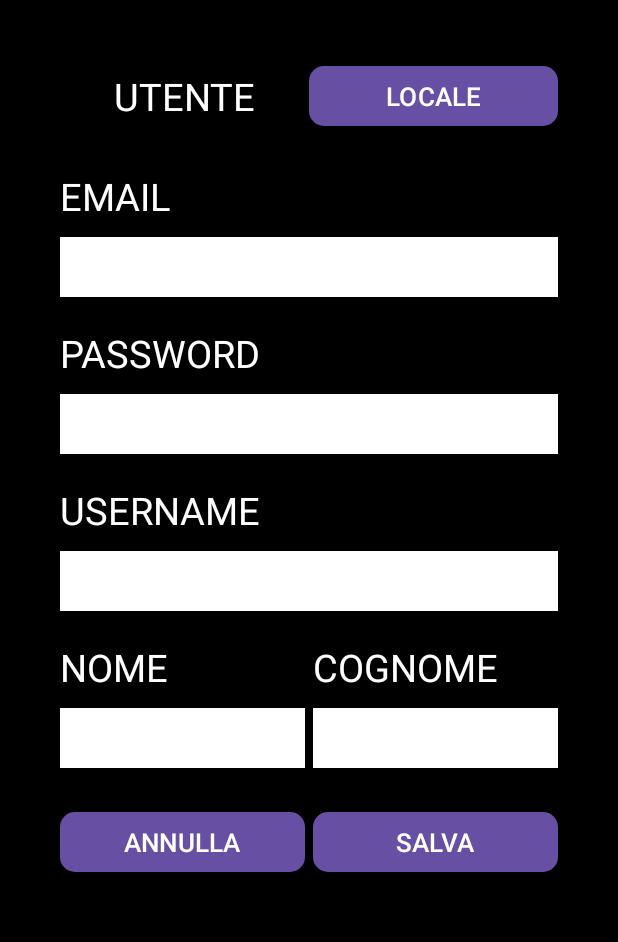
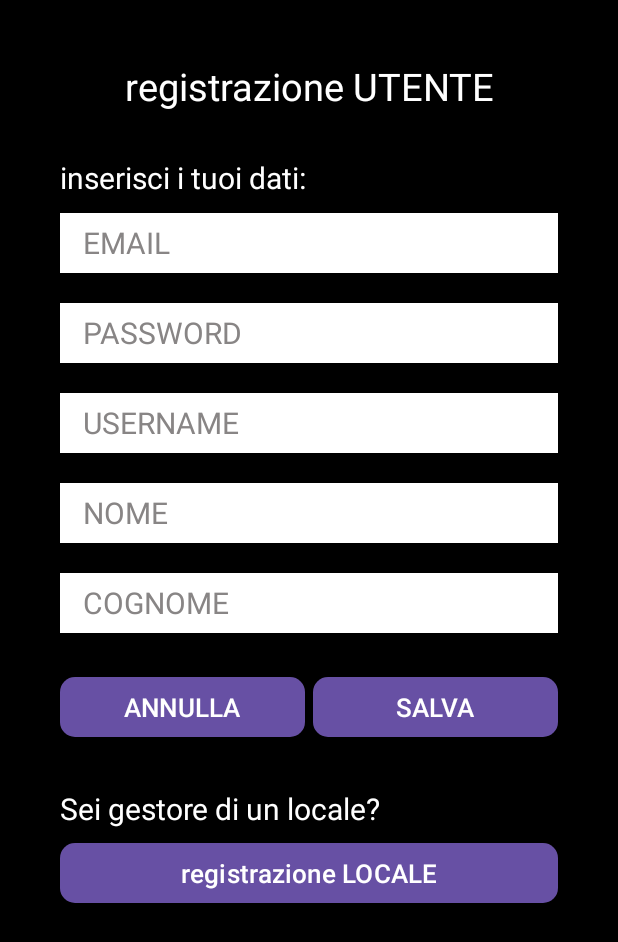
Before and after one commit to luciaburzacca/Mapty, an Android app: the screen it shows after launch (MainActivity), after a tap on "REGISTRATI", on a phone screen of 412 x 824 dp. Shown: the top 942 px of the screen. Run offline under Robolectric (Android 15) with nearby library versions, the phone set to English and light mode, and no system bars; our stand-ins replace Firebase (no records; nobody signed in at launch, a user with empty details on screens opened directly).

Commit message:
modifiche a fragment di registrazione

```diff
--- a/app/src/main/res/layout/activity_main.xml
+++ b/app/src/main/res/layout/activity_main.xml
@@ -72,9 +72,12 @@
             android:id="@+id/editTextEmail"
             android:layout_width="match_parent"
             android:layout_height="40dp"
+            android:layout_marginTop="10dp"
             android:background="@color/white"
-            android:layout_marginTop="10sp"
             android:ems="10"
+            android:textColor="@color/black"
+            android:textSize="20dp"
+            android:paddingStart="15dp"
             android:inputType="textEmailAddress"
             />
 
@@ -94,8 +97,11 @@
             android:layout_height="40dp"
             android:background="@color/white"
             android:ems="10"
+            android:textSize="20dp"
+            android:paddingStart="15dp"
+            android:textColor="@color/black"
             android:inputType="textPassword"
-            android:layout_marginTop="10sp"
+            android:layout_marginTop="10dp"
             />
 
         <Button
--- a/app/src/main/res/layout/fragment_registrazione_utente.xml
+++ b/app/src/main/res/layout/fragment_registrazione_utente.xml
@@ -1,178 +1,115 @@
 <?xml version="1.0" encoding="utf-8"?>
 <FrameLayout xmlns:android="http://schemas.android.com/apk/res/android"
+    xmlns:app="http://schemas.android.com/apk/res-auto"
     xmlns:tools="http://schemas.android.com/tools"
     android:layout_width="match_parent"
     android:layout_height="match_parent"
-    xmlns:app="http://schemas.android.com/apk/res-auto"
-    tools:context=".RegistrazioneUtenteFragment"
-    android:background="@color/black">
+    android:background="@color/black"
+    tools:context=".RegistrazioneUtenteFragment">
 
     <LinearLayout
         android:layout_width="match_parent"
         android:layout_height="match_parent"
-        android:orientation="vertical"
+        android:layout_marginStart="40dp"
         android:layout_marginTop="40dp"
-        android:layout_marginStart="40dp"
-        android:layout_marginEnd="40dp">
+        android:layout_marginEnd="40dp"
+        android:orientation="vertical">
 
-        <LinearLayout
-            android:layout_width="match_parent"
-            android:layout_height="wrap_content"
-            android:orientation="horizontal">
 
         <TextView
             android:id="@+id/textView"
             android:layout_width="match_parent"
-                android:layout_height="match_parent"
-                android:layout_weight="1"
+            android:layout_height="wrap_content"
             android:gravity="center"
             android:text="@string/utente"
             android:textColor="@color/white"
             android:textSize="25dp" />
 
-            <Button
-                android:id="@+id/buttonGoRegistrazioneLocale"
+        <TextView
+            android:id="@+id/textView2"
             android:layout_width="match_parent"
-                android:layout_height="match_parent"
-                android:layout_weight="1"
-                android:text="@string/locale"
-                android:textSize="17sp"
-                app:cornerRadius="10dp"/>
-
-        </LinearLayout>
-
-        <TextView
-            android:layout_width="wrap_content"
             android:layout_height="wrap_content"
-            android:layout_marginTop="25sp"
-            android:text="@string/email"
-            android:layout_gravity="left"
-            android:textAlignment="gravity"
+            android:layout_marginTop="30dp"
+            android:text="inserisci i tuoi dati:"
             android:textColor="@color/white"
-            android:textSize="25sp" />
+            android:textSize="20dp" />
 
         <EditText
             android:id="@+id/editTextEmailUtente"
             android:layout_width="match_parent"
             android:layout_height="40dp"
+            android:layout_marginTop="10dp"
             android:background="@color/white"
-            android:layout_marginTop="10sp"
             android:ems="10"
+            android:hint="EMAIL"
             android:inputType="textEmailAddress"
-            android:textSize="20sp"
-            />
-
-        <TextView
-            android:layout_width="match_parent"
-            android:layout_height="wrap_content"
-            android:text="@string/password"
-            android:textColor="@color/white"
-            android:textSize="25sp"
-            android:layout_marginTop="20sp"
-            />
+            android:paddingStart="15dp"
+            android:textColor="@color/black"
+            android:textColorHint="@color/dark_gray"
+            android:textSize="20sp" />
 
         <EditText
             android:id="@+id/editTextPassUtente"
             android:layout_width="match_parent"
             android:layout_height="40dp"
+            android:layout_marginTop="20dp"
             android:background="@color/white"
-            android:layout_marginTop="10sp"
             android:ems="10"
+            android:hint="PASSWORD"
             android:inputType="textEmailAddress"
-            android:textSize="20sp"
-            />
-
-        <TextView
-            android:layout_width="wrap_content"
-            android:layout_height="wrap_content"
-            android:text="USERNAME"
-            android:layout_gravity="left"
-            android:textAlignment="gravity"
-            android:textColor="@color/white"
-            android:textSize="25sp"
-            android:layout_marginTop="20sp"/>
+            android:paddingStart="15dp"
+            android:textColor="@color/black"
+            android:textColorHint="@color/dark_gray"
+            android:textSize="20sp" />
 
         <EditText
             android:id="@+id/editTextUsername"
             android:layout_width="match_parent"
             android:layout_height="40dp"
+            android:layout_marginTop="20dp"
+            android:background="@color/white"
             android:ems="10"
-            android:inputType="text"
-            android:background="@color/white"
-            android:layout_marginTop="10sp"/>
+            android:hint="USERNAME"
+            android:inputType="textEmailAddress"
+            android:paddingStart="15dp"
+            android:textColor="@color/black"
+            android:textColorHint="@color/dark_gray"
+            android:textSize="20sp" />
 
-        <LinearLayout
-            android:layout_width="match_parent"
-            android:layout_height="wrap_content"
-            android:orientation="horizontal">
-
-            <LinearLayout
-                android:layout_width="match_parent"
-                android:layout_height="wrap_content"
-                android:orientation="vertical"
-                android:layout_weight="1">
-
-                <TextView
-                    android:layout_width="wrap_content"
-                    android:layout_height="wrap_content"
-                    android:text="NOME"
-                    android:layout_gravity="left"
-                    android:textAlignment="gravity"
-                    android:textColor="@color/white"
-                    android:textSize="25sp"
-                    android:layout_marginTop="20sp"/>
 
         <EditText
             android:id="@+id/editTextNomeUtente"
             android:layout_width="match_parent"
             android:layout_height="40dp"
+            android:layout_marginTop="20dp"
+            android:background="@color/white"
             android:ems="10"
-                    android:inputType="text"
-                    android:background="@color/white"
-                    android:layout_marginTop="10sp"
-                    />
-
-            </LinearLayout>
-
-            <Space
-                android:layout_width="5dp"
-                android:layout_height="5dp" />
-
-            <LinearLayout
-                android:layout_width="match_parent"
-                android:layout_height="wrap_content"
-                android:orientation="vertical"
-                android:layout_weight="1">
-
-                <TextView
-                    android:layout_width="wrap_content"
-                    android:layout_height="wrap_content"
-                    android:text="COGNOME"
-                    android:layout_gravity="left"
-                    android:textAlignment="gravity"
-                    android:textColor="@color/white"
-                    android:textSize="25sp"
-                    android:layout_marginTop="20sp"/>
+            android:hint="NOME"
+            android:inputType="textEmailAddress"
+            android:paddingStart="15dp"
+            android:textColor="@color/black"
+            android:textColorHint="@color/dark_gray"
+            android:textSize="20sp" />
 
         <EditText
             android:id="@+id/editTextCognomeUtente"
             android:layout_width="match_parent"
             android:layout_height="40dp"
+            android:layout_marginTop="20dp"
+            android:background="@color/white"
             android:ems="10"
-                    android:inputType="text"
-                    android:background="@color/white"
-                    android:layout_marginTop="10sp"
-                    />
-
-            </LinearLayout>
-
-        </LinearLayout>
+            android:hint="COGNOME"
+            android:inputType="textEmailAddress"
+            android:paddingStart="15dp"
+            android:textColor="@color/black"
+            android:textColorHint="@color/dark_gray"
+            android:textSize="20sp" />
 
         <LinearLayout
             android:layout_width="match_parent"
             android:layout_height="wrap_content"
-            android:orientation="horizontal"
-            android:layout_marginTop="25dp">
+            android:layout_marginTop="25dp"
+            android:orientation="horizontal">
 
             <Button
                 android:id="@+id/buttonAnnullaUtente"
@@ -181,7 +118,7 @@
                 android:layout_weight="1"
                 android:text="ANNULLA"
                 android:textSize="17sp"
-                app:cornerRadius="10dp"/>
+                app:cornerRadius="10dp" />
 
             <Space
                 android:layout_width="5dp"
@@ -194,9 +131,26 @@
                 android:layout_weight="1"
                 android:text="SALVA"
                 android:textSize="17sp"
-                app:cornerRadius="10dp"/>
+                app:cornerRadius="10dp" />
         </LinearLayout>
 
+        <TextView
+            android:id="@+id/textView3"
+            android:layout_width="match_parent"
+            android:layout_height="wrap_content"
+            android:layout_marginTop="30dp"
+            android:text="Sei gestore di un locale?"
+            android:textColor="@color/white"
+            android:textSize="20dp" />
+        <Button
+            android:id="@+id/buttonGoRegistrazioneLocale"
+            android:layout_width="match_parent"
+            android:layout_height="wrap_content"
+            android:layout_marginTop="5dp"
+            android:text="@string/locale"
+            android:textSize="17sp"
+            app:cornerRadius="10dp" />
     </LinearLayout>
 
+
 </FrameLayout>
--- a/app/src/main/res/values/strings.xml
+++ b/app/src/main/res/values/strings.xml
@@ -22,8 +22,8 @@
     <string name="SELEZIONA">Select Item</string>
     <!-- TODO: Remove or change this placeholder text -->
     <string name="hello_blank_fragment">Hello blank fragment</string>
-    <string name="locale">LOCALE</string>
-    <string name="utente">UTENTE</string>
+    <string name="locale">registrazione  LOCALE</string>
+    <string name="utente">registrazione  UTENTE</string>
     <string name="aggiungi">AGGIUNGI</string>
     <string name="accedi">ACCEDI</string>
 
--- a/app/src/main/res/values/style.xml
+++ b/app/src/main/res/values/style.xml
@@ -13,7 +13,7 @@
 
     <style name="ButtonStyle" parent="Widget.AppCompat.Button">
         <item name="android:textColor">@color/white</item>
-        <item name="android:textSize">17sp</item>
+        <item name="android:textSize">15sp</item>
         <item name="cornerRadius">200dp</item>
     </style>
 
```
Also changed, not shown: app/src/main/res/layout/fragment_registrazione_locale.xml (+78 -60 lines). Lines whose indentation alone changed are shown as unchanged.
